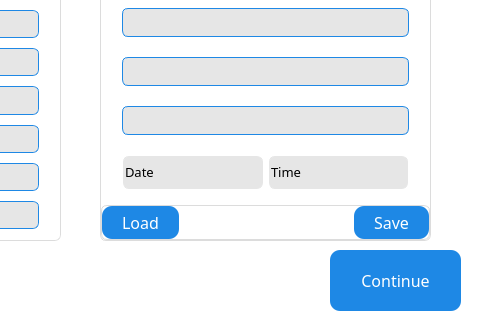
First picture: the form in QT_APP/devicesettings.ui, repository eSpark-Backup/nabilfesal-msm-fw, before the edit; both pictures show x 320 to 800 and y 160 to 480 of the 800 by 480 pixel window.
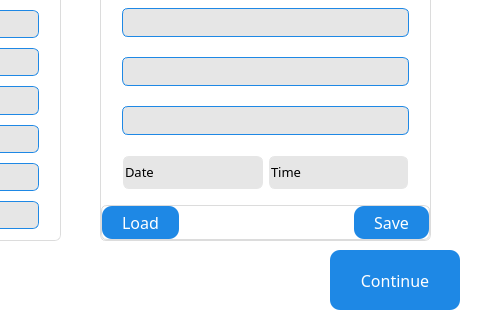
Second picture: the form after the edit. Icons and pictures are not drawn.

The edit to the form file:
```diff
--- a/QT_APP/devicesettings.ui
+++ b/QT_APP/devicesettings.ui
@@ -910,8 +910,8 @@
       <rect>
        <x>640</x>
        <y>320</y>
-       <width>131</width>
-       <height>61</height>
+       <width>130</width>
+       <height>60</height>
       </rect>
      </property>
      <property name="font">
```
